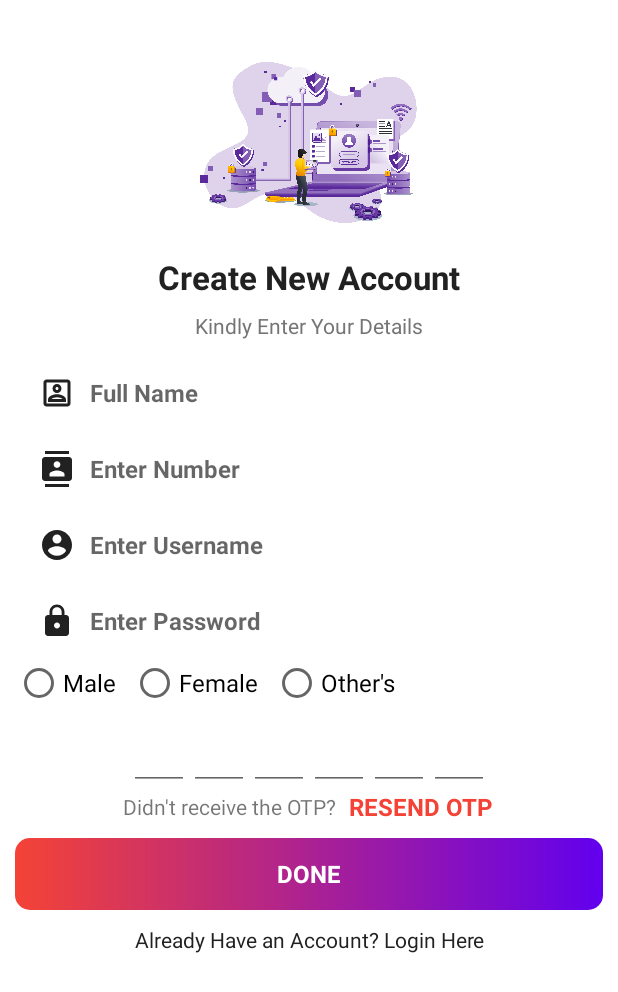
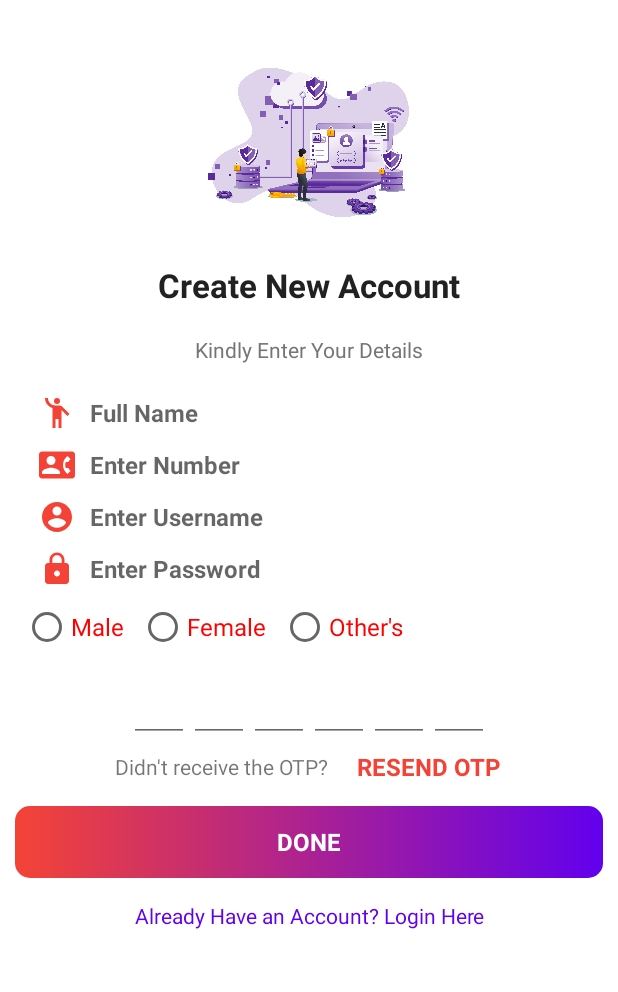
Before and after one commit to kv0871916/InPhoMeet, an Android app: the NewUserActivity screen opened directly, with no data from a screen before it, on a phone screen of 412 x 824 dp. Shown: the top 992 px of the screen. Run offline under Robolectric (Android 15) with nearby library versions, the phone set to English and light mode, and no system bars; our stand-ins replace Firebase (no records; nobody signed in at launch, a user with empty details on screens opened directly); Roboto replaces fonts that are not available here; 1 statement that could not run was skipped.

Commit message:
fixed the all error on login and register

```diff
--- a/app/src/main/java/com/android/inphomeet/NewUserActivity.java
+++ b/app/src/main/java/com/android/inphomeet/NewUserActivity.java
@@ -11,11 +11,11 @@ import android.text.TextWatcher;
 import android.view.View;
 import android.widget.Button;
 import android.widget.EditText;
-import android.widget.ProgressBar;
 import android.widget.RadioButton;
 import android.widget.TextView;
 import android.widget.Toast;
 
+import com.android.inphomeet.database.Users;
 import com.google.android.gms.tasks.OnCompleteListener;
 import com.google.android.gms.tasks.Task;
 import com.google.firebase.FirebaseException;
@@ -23,11 +23,8 @@ import com.google.firebase.auth.AuthResult;
 import com.google.firebase.auth.FirebaseAuth;
 import com.google.firebase.auth.PhoneAuthCredential;
 import com.google.firebase.auth.PhoneAuthProvider;
-import com.google.firebase.database.DataSnapshot;
-import com.google.firebase.database.DatabaseError;
 import com.google.firebase.database.DatabaseReference;
 import com.google.firebase.database.FirebaseDatabase;
-import com.google.firebase.database.ValueEventListener;
 
 import java.util.concurrent.TimeUnit;
 
--- /dev/null
+++ b/app/src/main/res/drawable/ic_name_people.xml
@@ -0,0 +1,6 @@
+<vector android:height="24dp" android:tint="#FFFFFF"
+    android:viewportHeight="24" android:viewportWidth="24"
+    android:width="24dp" xmlns:android="http://schemas.android.com/apk/res/android">
+    <path android:fillColor="@android:color/white" android:pathData="M12,4m-2,0a2,2 0,1 1,4 0a2,2 0,1 1,-4 0"/>
+    <path android:fillColor="@android:color/white" android:pathData="M15.89,8.11C15.5,7.72 14.83,7 13.53,7c-0.21,0 -1.42,0 -2.54,0C8.24,6.99 6,4.75 6,2H4c0,3.16 2.11,5.84 5,6.71V22h2v-6h2v6h2V10.05L18.95,14l1.41,-1.41L15.89,8.11z"/>
+</vector>
--- a/app/src/main/res/layout/activity_new_user.xml
+++ b/app/src/main/res/layout/activity_new_user.xml
@@ -16,6 +16,7 @@
         <ImageView
             android:layout_width="150dp"
             android:layout_height="150dp"
+            android:padding="5dp"
             android:layout_marginTop="20dp"
             android:contentDescription="@string/app_name"
             android:src="@drawable/paper">
@@ -24,6 +25,7 @@
         <TextView
             android:fontFamily="@font/autour_one"
             android:layout_width="wrap_content"
+            android:padding="5dp"
             android:layout_height="wrap_content"
             android:text="@string/new_account"
             android:textSize="22sp"
@@ -36,6 +38,7 @@
             android:layout_height="wrap_content"
             android:layout_marginStart="50dp"
             android:layout_marginTop="8dp"
+            android:padding="5dp"
             android:layout_marginEnd="50dp"
             android:gravity="center"
             android:text="@string/kindly_enter_your_details"
@@ -56,6 +59,7 @@
             <com.google.android.material.textfield.TextInputEditText
                 android:layout_width="match_parent"
                 android:background="@null"
+                android:padding="5dp"
                 android:id="@+id/inputFname"
                 android:hint="@string/full_name"
                 android:layout_height="wrap_content"
@@ -66,12 +70,12 @@
                 android:textColor="@color/colorTextPrimary"
                 android:textSize="16sp"
                 android:textStyle="bold"
-                android:drawableTint="@color/colorTextPrimary"
-                android:drawableLeft="@drawable/ic_username"
+                android:drawableTint="@color/colorAccent"
+                android:drawableLeft="@drawable/ic_name_people"
                 style="@style/Widget.MaterialComponents.TextInputLayout.OutlinedBox.Dense"
-                android:drawableStart="@drawable/ic_username"
+                android:drawableStart="@drawable/ic_name_people"
                 tools:targetApi="m"
-                app:boxStrokeColor="@color/colorTextPrimary"
+                app:boxStrokeColor="@color/colorAccent"
                 app:boxStrokeWidthFocused="2dp"
                 android:drawablePadding="10dp"
                 app:endIconMode="clear_text">
@@ -80,6 +84,7 @@
             <com.google.android.material.textfield.TextInputEditText
                 android:layout_width="match_parent"
                 android:background="@null"
+                android:padding="5dp"
                 android:id="@+id/inputMobile"
                 android:hint="@string/enter_number"
                 android:fontFamily="@font/autour_one"
@@ -90,12 +95,12 @@
                 android:textColor="@color/colorTextPrimary"
                 android:textSize="16sp"
                 android:textStyle="bold"
-                android:drawableTint="@color/colorTextPrimary"
-                android:drawableLeft="@drawable/ic_contacts"
+                android:drawableTint="@color/colorAccent"
+                android:drawableLeft="@drawable/ic_contact_phone_white"
                 style="@style/Widget.MaterialComponents.TextInputLayout.OutlinedBox.Dense"
-                android:drawableStart="@drawable/ic_contacts"
+                android:drawableStart="@drawable/ic_contact_phone_white"
                 tools:targetApi="m"
-                app:boxStrokeColor="@color/colorTextPrimary"
+                app:boxStrokeColor="@color/colorAccent"
                 app:boxStrokeWidthFocused="2dp"
                 android:drawablePadding="10dp"
                 app:endIconMode="clear_text">
@@ -106,6 +111,7 @@
                 android:background="@null"
                 android:id="@+id/inputnewUsername"
                 android:hint="@string/enterusername"
+                android:padding="5dp"
                 android:layout_height="wrap_content"
                 android:imeOptions="actionDone"
                 android:importantForAutofill="no"
@@ -114,12 +120,12 @@
                 android:textSize="16sp"
                 android:textStyle="bold"
                 android:fontFamily="@font/autour_one"
-                android:drawableTint="@color/colorTextPrimary"
+                android:drawableTint="@color/colorAccent"
                 android:drawableLeft="@drawable/ic_white_account_circle"
                 style="@style/Widget.MaterialComponents.TextInputLayout.OutlinedBox.Dense"
                 android:drawableStart="@drawable/ic_white_account_circle"
                 tools:targetApi="m"
-                app:boxStrokeColor="@color/colorTextPrimary"
+                app:boxStrokeColor="@color/colorAccent"
                 app:boxStrokeWidthFocused="2dp"
                 android:drawablePadding="10dp"
                 app:endIconMode="clear_text">
@@ -128,6 +134,7 @@
             <com.google.android.material.textfield.TextInputEditText
                 android:layout_width="match_parent"
                 android:background="@null"
+                android:padding="5dp"
                 android:id="@+id/inputnewPassword"
                 android:hint="@string/prompt_password"
                 android:layout_height="wrap_content"
@@ -138,12 +145,12 @@
                 android:textSize="16sp"
                 android:textStyle="bold"
                 android:fontFamily="@font/autour_one"
-                android:drawableTint="@color/colorTextPrimary"
+                android:drawableTint="@color/colorAccent"
                 android:drawableLeft="@drawable/ic_password_lock"
                 style="@style/Widget.MaterialComponents.TextInputLayout.OutlinedBox.Dense"
                 android:drawableStart="@drawable/ic_password_lock"
                 tools:targetApi="m"
-                app:boxStrokeColor="@color/colorTextPrimary"
+                app:boxStrokeColor="@color/colorAccent"
                 app:boxStrokeWidthFocused="2dp"
                 android:drawablePadding="10dp"
                 app:endIconMode="password_toggle">
@@ -153,6 +160,7 @@
             <RadioGroup
                 android:layout_width="match_parent"
                 android:layout_height="wrap_content"
+                android:padding="5dp"
                 android:orientation="horizontal">
                 <RadioButton
                     android:layout_width="wrap_content"
@@ -163,6 +171,7 @@
                     android:paddingEnd="10dp"
                     android:text="@string/male"
                     android:textSize="16sp"
+                    android:textColor="@color/red"
                     tools:ignore="RtlSymmetry" />
                 <RadioButton
                     android:layout_width="wrap_content"
@@ -172,6 +181,7 @@
                     android:id="@+id/female"
                     android:text="@string/female"
                     android:textSize="16sp"
+                    android:textColor="@color/red"
                     android:fontFamily="@font/autour_one"
                     tools:ignore="RtlSymmetry" />
                 <RadioButton
@@ -183,6 +193,7 @@
                     android:fontFamily="@font/autour_one"
                     android:text="@string/other_s"
                     android:textSize="16sp"
+                    android:textColor="@color/red"
                     tools:ignore="RtlSymmetry" />
             </RadioGroup>
     </LinearLayout>
@@ -201,7 +212,7 @@
                 android:importantForAutofill="no"
                 android:inputType="number"
                 android:maxLength="1"
-                android:textColor="@color/colorTextPrimary"
+                android:textColor="@color/colorAccent"
                 android:textSize="24sp"
                 android:textStyle="bold"
                 tools:ignore="LabelFor">
@@ -215,7 +226,7 @@
                 android:importantForAutofill="no"
                 android:inputType="number"
                 android:maxLength="1"
-                android:textColor="@color/colorTextPrimary"
+                android:textColor="@color/red"
                 android:textSize="24sp"
                 android:textStyle="bold"
                 tools:ignore="LabelFor">
@@ -229,7 +240,7 @@
                 android:importantForAutofill="no"
                 android:inputType="number"
                 android:maxLength="1"
-                android:textColor="@color/colorTextPrimary"
+                android:textColor="@color/colorAccent"
                 android:textSize="24sp"
                 android:textStyle="bold"
                 tools:ignore="LabelFor">
@@ -243,7 +254,7 @@
                 android:importantForAutofill="no"
                 android:inputType="number"
                 android:maxLength="1"
-                android:textColor="@color/colorTextPrimary"
+                android:textColor="@color/colorAccent"
                 android:textSize="24sp"
                 android:textStyle="bold"
                 tools:ignore="LabelFor">
@@ -257,7 +268,7 @@
                 android:importantForAutofill="no"
                 android:inputType="number"
                 android:maxLength="1"
-                android:textColor="@color/colorTextPrimary"
+                android:textColor="@color/colorAccent"
                 android:textSize="24sp"
                 android:textStyle="bold"
                 tools:ignore="LabelFor">
@@ -271,7 +282,7 @@
                 android:importantForAutofill="no"
                 android:inputType="number"
                 android:maxLength="1"
-                android:textColor="@color/colorTextPrimary"
+                android:textColor="@color/colorAccent"
                 android:textSize="24sp"
                 android:textStyle="bold"
                 tools:ignore="LabelFor">
@@ -286,6 +297,7 @@
                 android:layout_width="wrap_content"
                 android:layout_height="wrap_content"
                 android:fontFamily="@font/autour_one"
+                android:padding="5dp"
                 android:text="@string/didn_t_receive_the_otp"
                 android:textSize="14sp">
             </TextView>
@@ -299,6 +311,7 @@
                 android:layout_marginLeft="8dp"
                 android:textSize="16sp"
                 android:textStyle="bold"
+                android:padding="5dp"
                 android:layout_marginStart="8dp">
             </TextView>
         </LinearLayout>
@@ -311,6 +324,7 @@
                 android:layout_height="wrap_content"
                 android:fontFamily="@font/autour_one"
                 android:layout_margin="10dp"
+                android:padding="5dp"
                 android:background="@drawable/background_button"
                 android:textStyle="bold"
                 android:textSize="16sp"
@@ -322,6 +336,7 @@
                 android:layout_width="match_parent"
                 android:layout_height="wrap_content"
                 android:layout_margin="30dp"
+                android:padding="5dp"
                 android:background="@drawable/background_button"
                 android:textStyle="bold"
                 android:textSize="16sp"
@@ -336,18 +351,19 @@
                 android:layout_height="40dp"
                 android:id="@+id/progressBar"
                 android:layout_gravity="center"
+                android:padding="5dp"
                 android:visibility="gone">
             </ProgressBar>
         </FrameLayout>
         <TextView
             android:layout_width="match_parent"
             android:layout_height="wrap_content"
-
+            android:padding="5dp"
             android:gravity="center"
             android:fontFamily="@font/autour_one"
             android:id="@+id/loginhere"
             android:text="@string/already_have_an_account_login_here"
-            android:textColor="@color/colorTextPrimary"
+            android:textColor="@color/colorPrimary"
             android:textSize="14sp">
         </TextView>
 
--- a/app/src/main/res/values/colors.xml
+++ b/app/src/main/res/values/colors.xml
@@ -10,5 +10,6 @@
     <color name="lightBlue">#00FFD9</color>
     <color name="lightGreen">#11FF00</color>
     <color name="yellow">#FFD500</color>
+    <color name="red">#FF0000</color>
     <color name="colorOnboardingIndicatorInactive">#72BCF7</color>
 </resources>
--- a/app/src/main/res/values/styles.xml
+++ b/app/src/main/res/values/styles.xml
@@ -1,6 +1,6 @@
 <resources>
     <!-- Base application theme. -->
-    <style name="AppTheme1" parent="Theme.AppCompat.Light.DarkActionBar">
+    <style name="AppTheme1" parent="Theme.AppCompat.Light.NoActionBar">
 <!--        &lt;!&ndash; Customize your theme here. &ndash;&gt;-->
         <item name="colorPrimary">@color/colorPrimary</item>
         <item name="colorPrimaryDark">@color/colorPrimaryDark</item>
```
Also changed, not shown: app/src/main/AndroidManifest.xml (+4 -3 lines), app/src/main/java/com/android/inphomeet/Users.java (deleted, +0 -22 lines), app/src/main/java/com/android/inphomeet/database/Users.java (added, +15 -0 lines), app/src/main/java/com/android/inphomeet/user/NavigationheaderActivity.java (added, +19 -0 lines), app/src/main/res/drawable/editbox.xml (added, +12 -0 lines), app/src/main/res/layout/activity_elogin.xml (+7 -4 lines).
